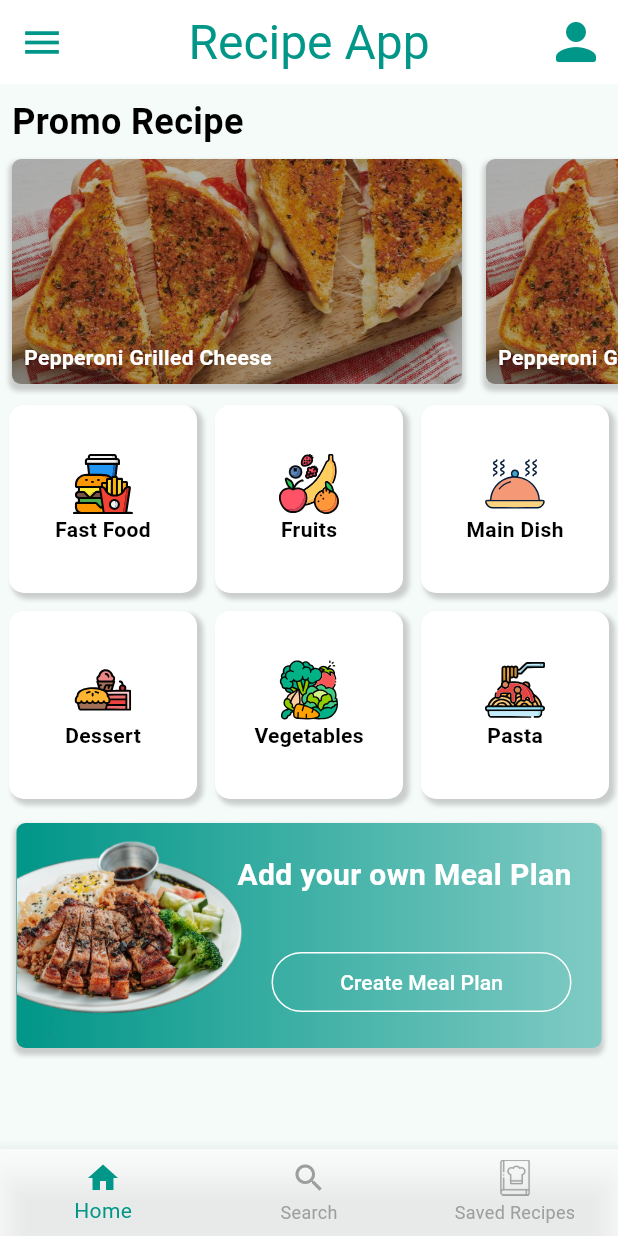
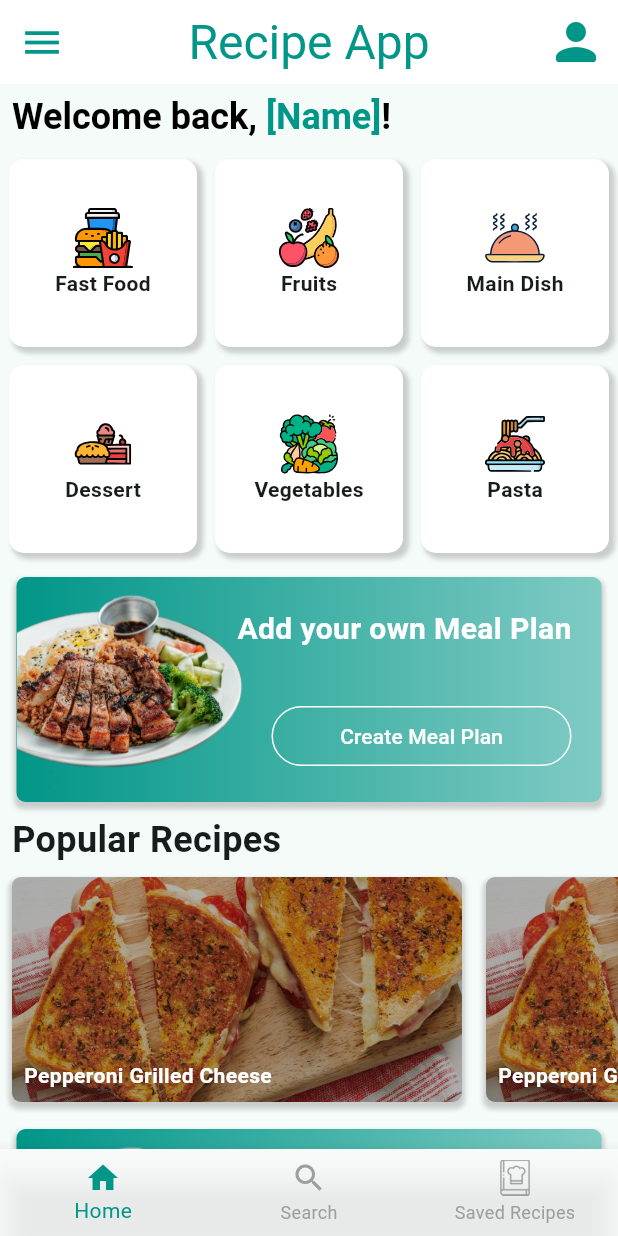
Before and after one commit to DarkRose2021/RecipeApp, a Flutter app: the screen it shows after launch, on a phone screen of 412 x 824 dp. Run offline on Flutter 3.47's test engine with Material 3 defaults, Android fonts, the phone set to English and light mode, and no system bars; our stand-ins replace flutter_svg; missing offline and left inert: splash_screen_view.

Commit message:
updated the layout
Changing the layout based on feedback I've gotten

```diff
--- a/lib/main.dart
+++ b/lib/main.dart
@@ -4,13 +4,15 @@ import 'package:flutter_svg/flutter_svg.dart';
 import 'package:splash_screen_view/SplashScreenView.dart';
 
 void main() {
-  runApp(MyApp());
+  runApp(const MyApp());
 }
 
 class MyApp extends StatelessWidget {
+  const MyApp({super.key});
+
   @override
   Widget build(BuildContext context) {
-    return MaterialApp(
+    return const MaterialApp(
       title: 'Splash Screen',
       home: Splash2(),
       debugShowCheckedModeBanner: false,
@@ -19,6 +21,8 @@ class MyApp extends StatelessWidget {
 }
 
 class Splash2 extends StatelessWidget {
+  const Splash2({super.key});
+
   @override
   Widget build(BuildContext context) {
     return SplashScreenView(
@@ -42,7 +46,7 @@ class MainApp extends StatelessWidget {
 
   @override
   Widget build(BuildContext context) {
-    const profileButton =  Padding(
+    const profileButton = Padding(
       padding: EdgeInsets.all(8.0),
       child: Icon(
         Icons.person_rounded,
@@ -58,75 +62,25 @@ class MainApp extends StatelessWidget {
           title: const Text('Recipe App'),
           actions: const [profileButton],
         ),
-        body: Column(
+        body: SingleChildScrollView(
+          child: Column(
             children: <Widget>[
-            const Align(
+              Align(
                 alignment: Alignment.centerLeft,
                 child: Padding(
-                padding: EdgeInsets.only(left: 8, top: 8),
-                child: Text(
-                  'Promo Recipe',
+                  padding: const EdgeInsets.only(left: 8, top: 8, bottom: 8),
+                  child: RichText(
+                    text: const TextSpan(
                         style: TextStyle(
                           color: Colors.black,
                           fontWeight: FontWeight.bold,
                           fontSize: 24,
                         ),
-                ),
-              ),
-            ),
-            SingleChildScrollView(
-              scrollDirection: Axis.horizontal,
-              child: Row(
-                children: List.generate(
-                  4,
-                  (index) {
-                    return Container(
-                      margin: const EdgeInsets.all(8),
-                      padding: const EdgeInsets.all(0),
-                      height: 150,
-                      width: 300,
-                      decoration: BoxDecoration(
-                        borderRadius: BorderRadius.circular(6),
-                        boxShadow: [
-                          BoxShadow(
-                            color: Colors.grey.withOpacity(0.5),
-                            spreadRadius: 1.5,
-                            blurRadius: 2,
-                            offset: const Offset(0, 3),
-                          ),
-                        ],
-                        image: const DecorationImage(
-                          image: AssetImage('assets/images/tempRecipeImg.jpg'),
-                          fit: BoxFit.cover,
-                        ),
-                      ),
-                      child: Stack(
                         children: [
-                          Container(
-                            height: 500,
-                            width: 300,
-                            decoration: BoxDecoration(
-                              borderRadius: BorderRadius.circular(6),
-                              color: Colors.black.withOpacity(0.3),
-                            ),
-                          ),
-                          const Align(
-                            alignment: Alignment.bottomLeft,
-                            child: Padding(
-                              padding: EdgeInsets.all(8),
-                              child: Text(
-                                'Pepperoni Grilled Cheese',
-                                style: TextStyle(
-                                  color: Colors.white,
-                                  fontWeight: FontWeight.bold,
-                                ),
-                              ),
-                            ),
-                          ),
-                        ],
-                      ),
-                    );
-                  },
+                          TextSpan(text: 'Welcome back, '),
+                          TextSpan(text: '[Name]', style: TextStyle(color: Colors.teal)),
+                          TextSpan(text: '!'),
+                        ]),
                   ),
                 ),
               ),
@@ -196,12 +150,158 @@ class MainApp extends StatelessWidget {
                               Text(
                                 label,
                                 style: const TextStyle(
-                                color: Colors.black,
                                   fontWeight: FontWeight.bold,
                                 ),
                               ),
                             ],
                           ),
+                        ),
+                      );
+                    },
+                  ),
+                ),
+              ),
+              Container(
+                margin: const EdgeInsets.only(top: 10),
+                padding: const EdgeInsets.all(0),
+                height: 150,
+                width: 390,
+                decoration: BoxDecoration(
+                  borderRadius: BorderRadius.circular(6),
+                  gradient: const LinearGradient(
+                      colors: [
+                        Color(0xFF009688),
+                        Color(0xFF80CBC4),
+                      ],
+                      begin: FractionalOffset(0.0, 0.0),
+                      end: FractionalOffset(1.0, 0.0),
+                      stops: [0.0, 1.0],
+                      tileMode: TileMode.clamp),
+                  boxShadow: [
+                    BoxShadow(
+                      color: Colors.grey.withOpacity(0.5),
+                      spreadRadius: 1.5,
+                      blurRadius: 2,
+                      offset: const Offset(0, 3),
+                    ),
+                  ],
+                ),
+                child: Stack(
+                  children: [
+                    Image.asset('assets/images/foodImg.png'),
+                    const Align(
+                      alignment: Alignment.topRight,
+                      child: Padding(
+                        padding: EdgeInsets.only(top: 20, bottom: 8, right: 20),
+                        child: Text(
+                          'Add your own Meal Plan',
+                          softWrap: true,
+                          style: TextStyle(
+                            color: Colors.white,
+                            fontWeight: FontWeight.bold,
+                            fontSize: 20,
+                          ),
+                        ),
+                      ),
+                    ),
+                    Align(
+                      alignment: Alignment.bottomRight,
+                      child: Padding(
+                        padding: const EdgeInsets.only(bottom: 20, right: 20),
+                        // ignore: avoid_print
+                        child: ButtonTheme(
+                          minWidth: 100.0,
+                          child: OutlinedButton(
+                            onPressed: () {
+                              print('Create Meal Plan Button Clicked');
+                            },
+                            style: ButtonStyle(
+                              foregroundColor: MaterialStateProperty.all<Color>(
+                                  Colors.white),
+                              shape: MaterialStateProperty.all(
+                                RoundedRectangleBorder(
+                                  borderRadius: BorderRadius.circular(30.0),
+                                ),
+                              ),
+                              side: MaterialStateProperty.all<BorderSide>(
+                                const BorderSide(color: Colors.white),
+                              ),
+                              minimumSize: MaterialStateProperty.all<Size>(
+                                const Size(200, 40),
+                              ),
+                            ),
+                            child: const Text('Create Meal Plan'),
+                          ),
+                        ),
+                      ),
+                    ),
+                  ],
+                ),
+              ),
+              const Align(
+                alignment: Alignment.centerLeft,
+                child: Padding(
+                  padding: EdgeInsets.only(left: 8, top: 8),
+                  child: Text(
+                    'Popular Recipes',
+                    style: TextStyle(
+                      fontWeight: FontWeight.bold,
+                      fontSize: 24,
+                    ),
+                  ),
+                ),
+              ),
+              SingleChildScrollView(
+                scrollDirection: Axis.horizontal,
+                child: Row(
+                  children: List.generate(
+                    4,
+                    (index) {
+                      return Container(
+                        margin: const EdgeInsets.all(8),
+                        padding: const EdgeInsets.all(0),
+                        height: 150,
+                        width: 300,
+                        decoration: BoxDecoration(
+                          borderRadius: BorderRadius.circular(6),
+                          boxShadow: [
+                            BoxShadow(
+                              color: Colors.grey.withOpacity(0.5),
+                              spreadRadius: 1.5,
+                              blurRadius: 2,
+                              offset: const Offset(0, 3),
+                            ),
+                          ],
+                          image: const DecorationImage(
+                            image:
+                                AssetImage('assets/images/tempRecipeImg.jpg'),
+                            fit: BoxFit.cover,
+                          ),
+                        ),
+                        child: Stack(
+                          children: [
+                            Container(
+                              height: 500,
+                              width: 300,
+                              decoration: BoxDecoration(
+                                borderRadius: BorderRadius.circular(6),
+                                color: Colors.black.withOpacity(0.3),
+                              ),
+                            ),
+                            const Align(
+                              alignment: Alignment.bottomLeft,
+                              child: Padding(
+                                padding: EdgeInsets.all(8),
+                                child: Text(
+                                  'Pepperoni Grilled Cheese',
+                                  style: TextStyle(
+                                    color: Colors.white,
+                                    fontWeight: FontWeight.bold,
+                                  ),
+                                ),
+                              ),
+                            ),
+                          ],
                         ),
                       );
                     },
@@ -263,8 +363,8 @@ class MainApp extends StatelessWidget {
                               print('Create Meal Plan Button Clicked');
                             },
                             style: ButtonStyle(
-                            foregroundColor:
-                                MaterialStateProperty.all<Color>(Colors.white),
+                              foregroundColor: MaterialStateProperty.all<Color>(
+                                  Colors.white),
                               shape: MaterialStateProperty.all(
                                 RoundedRectangleBorder(
                                   borderRadius: BorderRadius.circular(30.0),
@@ -286,6 +386,7 @@ class MainApp extends StatelessWidget {
                 ),
               ),
             ],
+          ),
         ),
         drawer: Drawer(
           child: ListView(
@@ -331,12 +432,16 @@ class MainApp extends StatelessWidget {
                 },
               ),
               ListTile(
+                leading: const ImageIcon(
+                  AssetImage('assets/icons/mealPlan.png'),
+                ),
                 title: const Text('Your Meal Plans'),
                 onTap: () {
                   print('Meal Plans Clicked');
                 },
               ),
               ListTile(
+                leading: const Icon(Icons.add_circle_rounded),
                 title: const Text('Create Meal Plans'),
                 onTap: () {
                   print('Create Meal Plans Clicked');
```
Also changed, not shown: assets/icons/mealPlan.png (added). Lines whose indentation alone changed are shown as unchanged.
